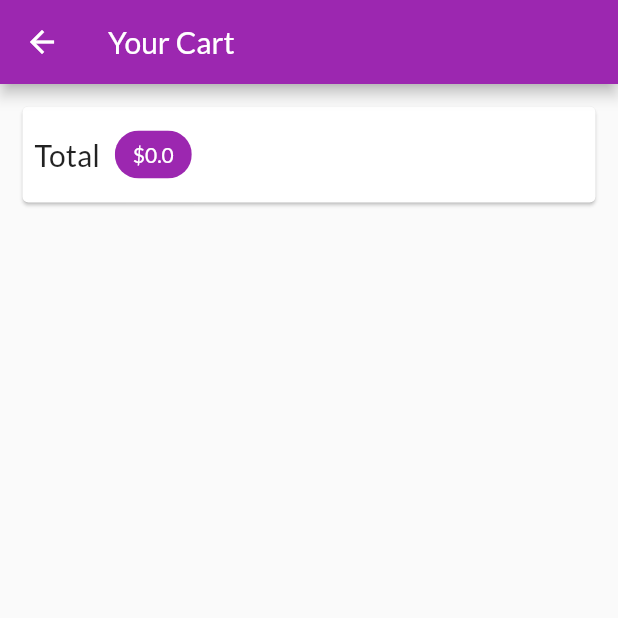
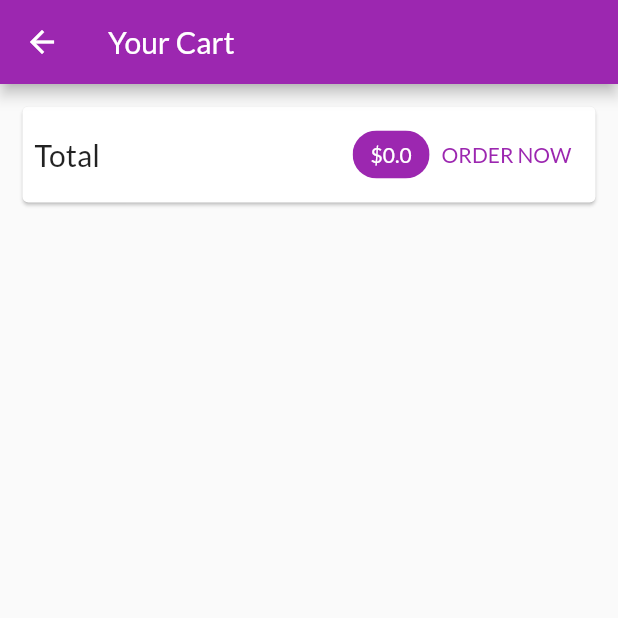
Before and after one commit to hassan-prog/Ecommerce_mobile_app, a Flutter app: the CartScreen screen opened by its route, on a phone screen of 412 x 824 dp, the top half of it. Run offline on Flutter 3.47's test engine with Material 2 defaults, Android fonts, the phone set to English and light mode, and no system bars; network calls fail.

Commit message:
added cartItem with dismissible widget

```diff
--- a/lib/screens/cart_screen.dart
+++ b/lib/screens/cart_screen.dart
@@ -1,7 +1,8 @@
 import 'package:flutter/material.dart';
 import 'package:provider/provider.dart';
 
-import '../providers/cart.dart';
+import '../providers/cart.dart' show Cart;
+import '../widgets/cart_item.dart';
 
 class CartScreen extends StatelessWidget {
   static const routeName = '/cart';
@@ -21,6 +22,7 @@ class CartScreen extends StatelessWidget {
             child: Padding(
               padding: EdgeInsets.all(8),
               child: Row(
+                mainAxisAlignment: MainAxisAlignment.spaceBetween,
                 children: [
                   Text(
                     'Total',
@@ -28,7 +30,7 @@ class CartScreen extends StatelessWidget {
                       fontSize: 20,
                     ),
                   ),
-                  SizedBox(width: 10),
+                  Spacer(),
                   Chip(
                     label: Text(
                       '\$${cart.totalAmount}',
@@ -40,10 +42,27 @@ class CartScreen extends StatelessWidget {
                     ),
                     backgroundColor: Theme.of(context).colorScheme.primary,
                   ),
+                  TextButton(
+                    onPressed: () {},
+                    child: Text('ORDER NOW'),
+                  )
                 ],
               ),
             ),
-          )
+          ),
+          SizedBox(height: 10),
+          Expanded(
+            child: ListView.builder(
+              itemBuilder: (ctx, i) => CartItem(
+                cart.items.values.toList()[i].id,
+                cart.items.keys.toList()[i],
+                cart.items.values.toList()[i].price,
+                cart.items.values.toList()[i].quantity,
+                cart.items.values.toList()[i].title,
+              ),
+              itemCount: cart.itemCount,
+            ),
+          ),
         ],
       ),
     );
```
Also changed, not shown: lib/providers/cart.dart (+7 -0 lines), lib/widgets/cart_item.dart (added, +63 -0 lines).
